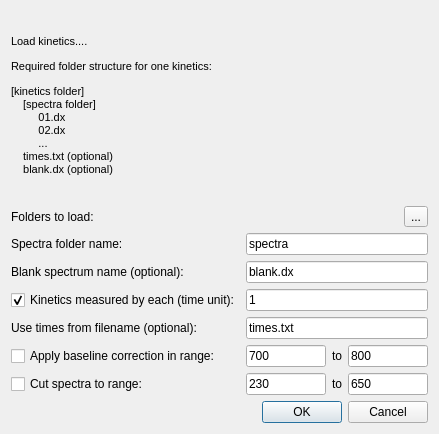
Old version of the form spectramanipulator/dialogs/gui_load_kinetics.ui in the repository dmadea/Spectra-Manipulator.
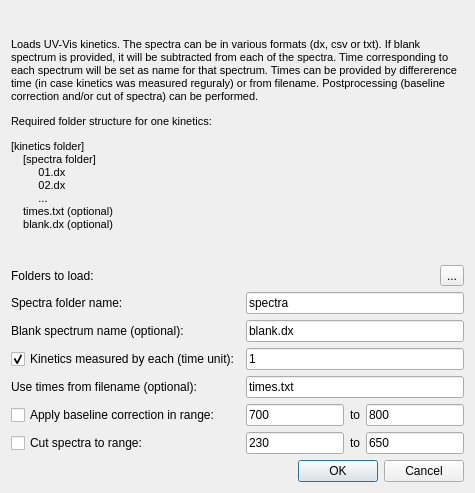
New version of the form.

Commit message: Batch load kinetics dialog functionality added to __main__.py and menubar.py

What changed in the file:
```diff
--- a/spectramanipulator/dialogs/gui_load_kinetics.ui
+++ b/spectramanipulator/dialogs/gui_load_kinetics.ui
@@ -6,8 +6,8 @@
    <rect>
     <x>0</x>
     <y>0</y>
-    <width>439</width>
-    <height>434</height>
+    <width>475</width>
+    <height>493</height>
    </rect>
   </property>
   <property name="windowTitle">
@@ -23,7 +23,7 @@
 &lt;html&gt;&lt;head&gt;&lt;meta name=&quot;qrichtext&quot; content=&quot;1&quot; /&gt;&lt;style type=&quot;text/css&quot;&gt;
 p, li { white-space: pre-wrap; }
 &lt;/style&gt;&lt;/head&gt;&lt;body style=&quot; font-family:'MS Shell Dlg 2'; font-size:8pt; font-weight:400; font-style:normal;&quot;&gt;
-&lt;p style=&quot; margin-top:12px; margin-bottom:12px; margin-left:0px; margin-right:0px; -qt-block-indent:0; text-indent:0px;&quot;&gt;Load kinetics....&lt;/p&gt;
+&lt;p style=&quot; margin-top:12px; margin-bottom:12px; margin-left:0px; margin-right:0px; -qt-block-indent:0; text-indent:0px;&quot;&gt;Loads UV-Vis kinetics. The spectra can be in various formats (dx, csv or txt). If blank spectrum is provided, it will be subtracted from each of the spectra. Time corresponding to each spectrum will be set as name for that spectrum. Times can be provided by differerence time (in case kinetics was measured reguraly) or from filename. Postprocessing (baseline correction and/or cut of spectra) can be performed.&lt;/p&gt;
 &lt;p style=&quot; margin-top:12px; margin-bottom:12px; margin-left:0px; margin-right:0px; -qt-block-indent:0; text-indent:0px;&quot;&gt;Required folder structure for one kinetics:&lt;/p&gt;
 &lt;p style=&quot; margin-top:12px; margin-bottom:12px; margin-left:0px; margin-right:0px; -qt-block-indent:0; text-indent:0px;&quot;&gt;[kinetics folder]&lt;span style=&quot; font-family:'JetBrains Mono,monospace'; color:#629755;&quot;&gt;&lt;br /&gt;    &lt;/span&gt;&lt;span style=&quot; font-family:'JetBrains Mono,monospace'; color:#000000;&quot;&gt;[spectra folder]&lt;br /&gt;         01.dx&lt;br /&gt;         02.dx&lt;br /&gt;         ...&lt;br /&gt;    times.txt (optional)&lt;br /&gt;    blank.dx (optional)&lt;/span&gt;&lt;/p&gt;&lt;/body&gt;&lt;/html&gt;</string>
        </property>
```
The commit also changes 6 other files.
